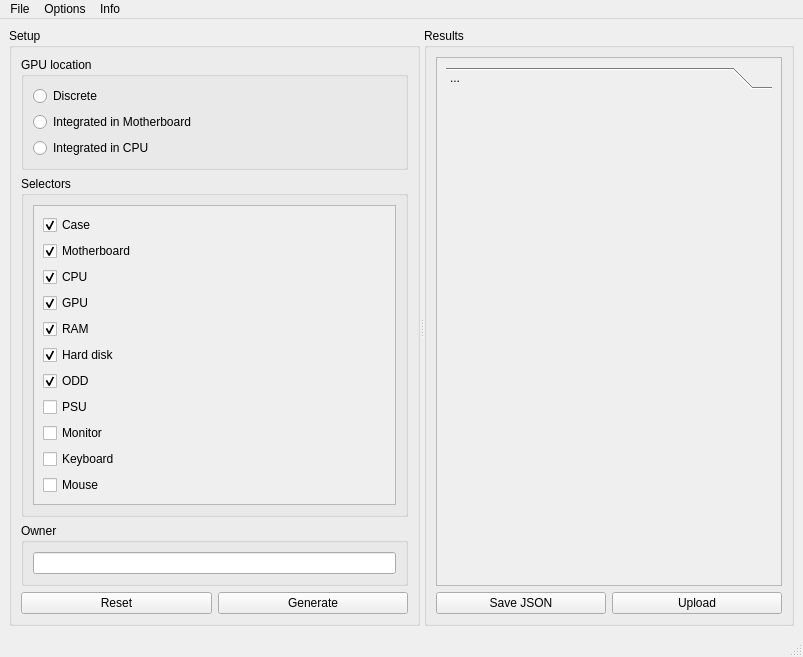
Old version of the form interface.ui in the repository WEEE-Open/peracotta.
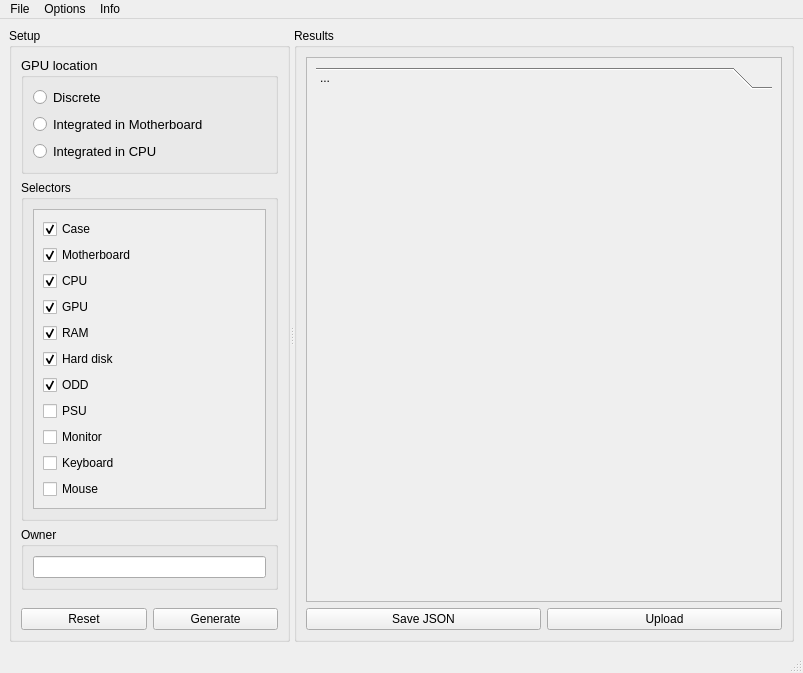
New version of the form.

Commit message: Reset default setup button

Patch:
```diff
--- a/interface.ui
+++ b/interface.ui
@@ -7,7 +7,7 @@
     <x>0</x>
     <y>0</y>
     <width>803</width>
-    <height>508</height>
+    <height>673</height>
    </rect>
   </property>
   <property name="windowTitle">
@@ -17,16 +17,43 @@
    <layout class="QHBoxLayout" name="horizontalLayout">
     <item>
      <widget class="QSplitter" name="splitter">
+      <property name="enabled">
+       <bool>true</bool>
+      </property>
+      <property name="frameShape">
+       <enum>QFrame::NoFrame</enum>
+      </property>
+      <property name="frameShadow">
+       <enum>QFrame::Plain</enum>
+      </property>
       <property name="orientation">
        <enum>Qt::Horizontal</enum>
       </property>
       <widget class="QGroupBox" name="groupBox">
+       <property name="sizePolicy">
+        <sizepolicy hsizetype="Preferred" vsizetype="Ignored">
+         <horstretch>0</horstretch>
+         <verstretch>0</verstretch>
+        </sizepolicy>
+       </property>
+       <property name="minimumSize">
+        <size>
+         <width>0</width>
+         <height>400</height>
+        </size>
+       </property>
        <property name="title">
         <string>Setup</string>
        </property>
        <layout class="QVBoxLayout" name="verticalLayout">
         <item>
          <widget class="QGroupBox" name="gpuGroupBox">
+          <property name="font">
+           <font>
+            <family>Segoe UI</family>
+            <pointsize>10</pointsize>
+           </font>
+          </property>
           <property name="title">
            <string>GPU location</string>
           </property>
@@ -87,8 +114,8 @@
                <rect>
                 <x>0</x>
                 <y>0</y>
-                <width>347</width>
-                <height>265</height>
+                <width>238</width>
+                <height>309</height>
                </rect>
               </property>
               <layout class="QVBoxLayout" name="verticalLayout_6">
@@ -258,6 +285,12 @@
        </layout>
       </widget>
       <widget class="QGroupBox" name="groupBox_2">
+       <property name="minimumSize">
+        <size>
+         <width>500</width>
+         <height>0</height>
+        </size>
+       </property>
        <property name="title">
         <string>Results</string>
        </property>
@@ -272,8 +305,8 @@
             <rect>
              <x>0</x>
              <y>0</y>
-             <width>352</width>
-             <height>383</height>
+             <width>478</width>
+             <height>548</height>
             </rect>
            </property>
            <layout class="QVBoxLayout" name="verticalLayout_2">
@@ -287,8 +320,8 @@
                 <rect>
                  <x>0</x>
                  <y>0</y>
-                 <width>334</width>
-                 <height>338</height>
+                 <width>460</width>
+                 <height>503</height>
                 </rect>
                </property>
                <attribute name="label">
```
Left out of the diff: 7 changed lines with no effect on the pictures. The commit also changes 1 other file.
